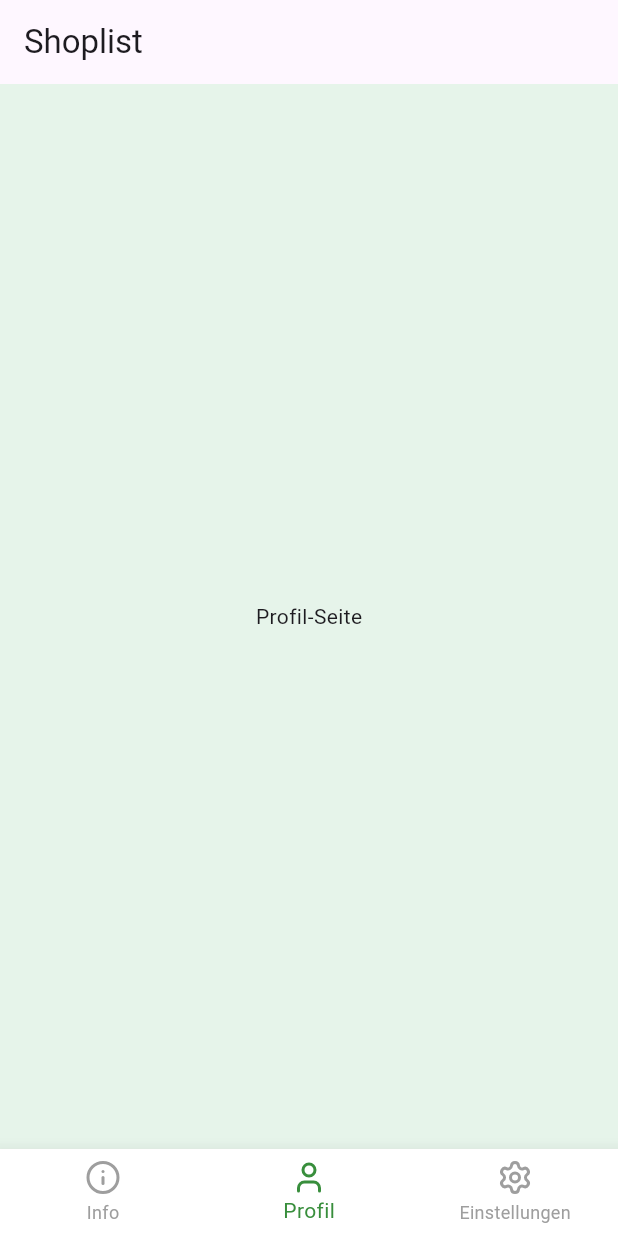
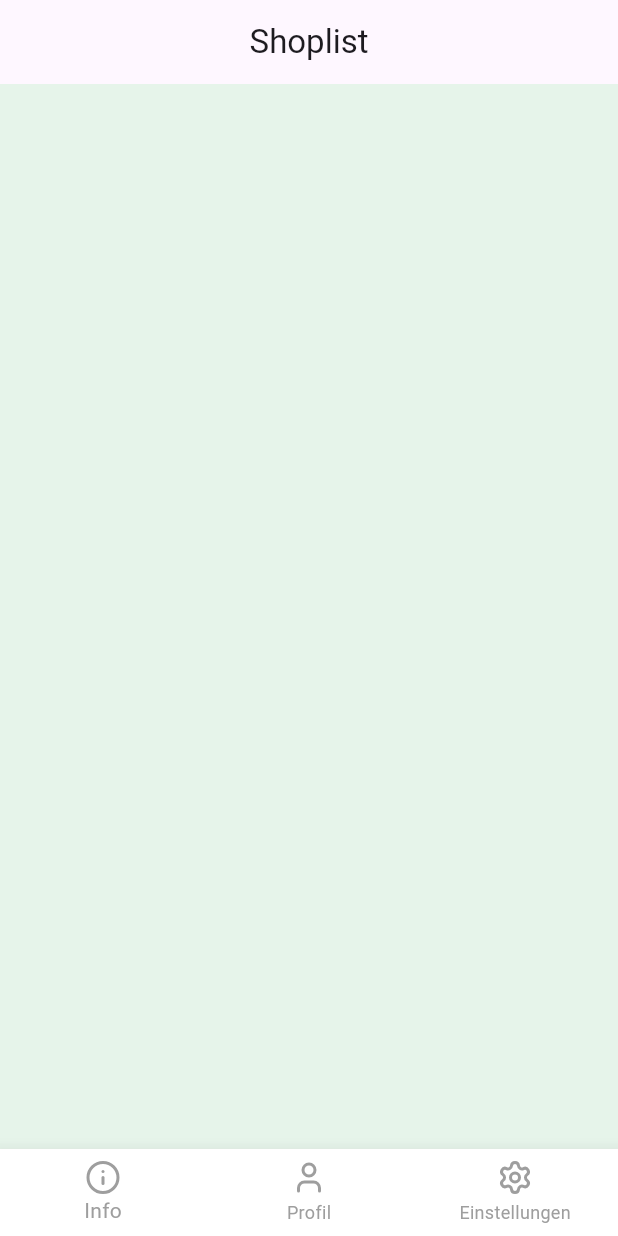
Before and after one commit to DanielTrompetter/shoplist, a Flutter app: the screen it shows after launch, on a phone screen of 412 x 824 dp. Run offline on Flutter 3.47's test engine with Material 3 defaults, Android fonts, the phone set to English and light mode, and no system bars; our stand-ins replace device_preview, lucide_icons.

Commit message:
updated pubspec and introduced slbottomnavbar and added first image

```diff
--- a/lib/Screens/homescreen.dart
+++ b/lib/Screens/homescreen.dart
@@ -1,74 +1,23 @@
 import 'package:flutter/material.dart';
-import 'package:lucide_icons/lucide_icons.dart';
-import 'info_screen.dart'; // Import hinzufügen
-
-class HomeScreen extends StatefulWidget {
+import '../widgets/slbottomnavbar.dart';
+class HomeScreen extends StatelessWidget {
   const HomeScreen({super.key});
 
-  @override
-  State<HomeScreen> createState() => _HomeScreenState();
-}
-
-class _HomeScreenState extends State<HomeScreen>
-{
-  int selectedIndex = 1; // Startet jetzt auf Profil
-
-  // Füge die pages-Liste wieder hinzu:
-  final List<Widget> pages = [
-    // Platzhalter für Info, wird nie angezeigt
-    SizedBox.shrink(),
-    Center(child: Text('Profil-Seite')),
-    Center(child: Text('Einstellungen')),
-  ];
-
-  void onTap(int index) {
-    if (index == 0) {
-      // Info-Screen anzeigen
-      Navigator.of(context).push(
-        MaterialPageRoute(builder: (context) => const InfoScreen()),
-      );
-    } else {
-      setState(() {
-        selectedIndex = index;
-      });
-    }
-  }
+  int? get onTap => null;
 
   @override
   Widget build(BuildContext context)
   {
-    return Scaffold
+    var scaffold = Scaffold
     (
       backgroundColor: const Color(0xFFE6F4EA),
       appBar: AppBar
       (
+        centerTitle: true,
         title: Text('Shoplist'),
       ),
-      body: pages[selectedIndex],
-      bottomNavigationBar: BottomNavigationBar
-      (
-        currentIndex: selectedIndex,
-        onTap: onTap,
-        selectedItemColor: Colors.green[700],
-        unselectedItemColor: Colors.grey,
-        backgroundColor: Colors.white,
-        elevation: 10,
-        items: const
-        [
-          BottomNavigationBarItem(
-            icon: Icon(LucideIcons.info),
-            label: 'Info',
-          ),
-          BottomNavigationBarItem(
-            icon: Icon(LucideIcons.user),
-            label: 'Profil',
-          ),
-          BottomNavigationBarItem(
-            icon: Icon(LucideIcons.settings),
-            label: 'Einstellungen',
-          ),
-        ],
-      ),
+      bottomNavigationBar: Slbottomnavbar(),
     );
+    return scaffold;
   }
 }
--- a/lib/main.dart
+++ b/lib/main.dart
@@ -1,22 +1,19 @@
+import 'dart:io' show Platform;
 import 'package:flutter/material.dart';
 import 'Screens/homescreen.dart';
 import 'package:device_preview/device_preview.dart';
 
-const bool useDevicePreview = false;
+final bool useDevicePreview = Platform.isMacOS || Platform.isWindows || Platform.isLinux;
 
 void main() {
-  if (useDevicePreview)
-  {
+  if (useDevicePreview) {
     runApp(
-      DevicePreview
-      (
+      DevicePreview(
         enabled: true,
         builder: (context) => const MyApp(useDevicePreview: true),
       ),
     );
-  }
-  else
-  {
+  } else {
     runApp(const MyApp(useDevicePreview: false));
   }
 }
--- /dev/null
+++ b/lib/widgets/slbottomnavbar.dart
@@ -0,0 +1,34 @@
+import 'package:flutter/material.dart';
+import 'package:lucide_icons/lucide_icons.dart';
+
+class Slbottomnavbar extends StatelessWidget {
+  const Slbottomnavbar({super.key});
+
+  @override
+  Widget build(BuildContext context) {
+    return BottomNavigationBar
+    (
+      // erstmal alles off, weil diese Pages kommen später!
+      // currentIndex: 0,
+      // selectedItemColor: Colors.green[700],
+      selectedItemColor: Colors.grey,
+      unselectedItemColor: Colors.grey,
+      backgroundColor: Colors.white,
+      elevation: 10,
+      items:
+      [
+        bottomnavitem(index: 0, icon: Icon(LucideIcons.info), label: 'Info'),
+        bottomnavitem(index: 1, icon: Icon(LucideIcons.user), label: 'Profil'),
+        bottomnavitem(index: 2, icon: Icon(LucideIcons.settings), label: 'Einstellungen'),
+      ],
+    );
+  }
+
+  // index schon vorbereitet für spätere Nutzung in onTap!
+  BottomNavigationBarItem bottomnavitem({required int index, required Icon icon, required String label}) {
+    return BottomNavigationBarItem(
+        icon: icon,
+        label: label,
+      );
+  }
+}
```
Also changed, not shown: pubspec.yaml (+11 -2 lines), lib/Pictures/Title.png (added), pubspec.lock.
